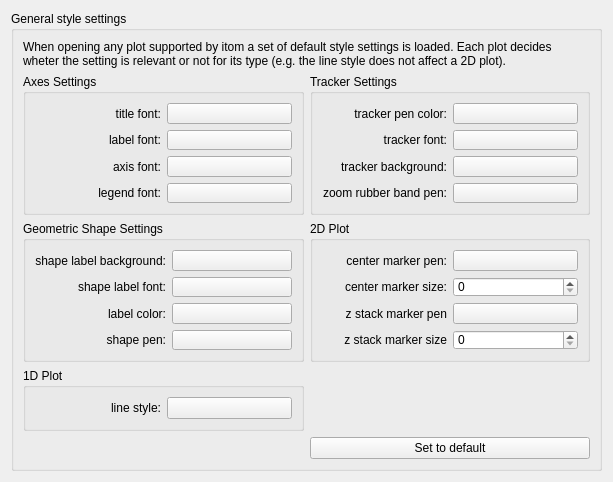
Old version of the form Qitom/ui/widgetPropGeneralPlotSettings.ui in the repository itom-project/itom.
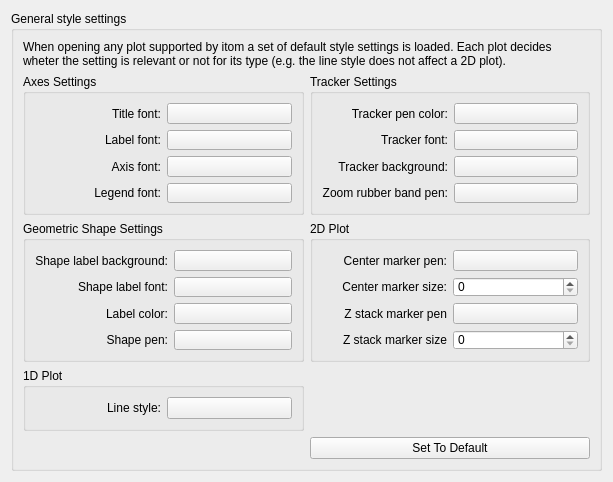
New version of the form. Custom widgets are drawn as their Qt base class.

What changed in the file:
```diff
--- a/Qitom/ui/widgetPropGeneralPlotSettings.ui
+++ b/Qitom/ui/widgetPropGeneralPlotSettings.ui
@@ -7,7 +7,7 @@
     <x>0</x>
     <y>0</y>
     <width>613</width>
-    <height>457</height>
+    <height>467</height>
    </rect>
   </property>
   <property name="windowTitle">
@@ -55,7 +55,7 @@
          <item row="2" column="0">
           <widget class="QLabel" name="label_8">
            <property name="text">
-            <string>tracker background:</string>
+            <string>Tracker background:</string>
            </property>
            <property name="alignment">
             <set>Qt::AlignRight|Qt::AlignTrailing|Qt::AlignVCenter</set>
@@ -68,7 +68,7 @@
          <item row="0" column="0">
           <widget class="QLabel" name="label_17">
            <property name="text">
-            <string>tracker pen color:</string>
+            <string>Tracker pen color:</string>
            </property>
            <property name="alignment">
             <set>Qt::AlignRight|Qt::AlignTrailing|Qt::AlignVCenter</set>
@@ -81,7 +81,7 @@
          <item row="1" column="0">
           <widget class="QLabel" name="label_7">
            <property name="text">
-            <string>tracker font:</string>
+            <string>Tracker font:</string>
            </property>
            <property name="alignment">
             <set>Qt::AlignRight|Qt::AlignTrailing|Qt::AlignVCenter</set>
@@ -91,7 +91,7 @@
          <item row="3" column="0">
           <widget class="QLabel" name="label_5">
            <property name="text">
-            <string>zoom rubber band pen:</string>
+            <string>Zoom rubber band pen:</string>
            </property>
            <property name="alignment">
             <set>Qt::AlignRight|Qt::AlignTrailing|Qt::AlignVCenter</set>
@@ -123,7 +123,7 @@
          <item row="2" column="0">
           <widget class="QLabel" name="label_18">
            <property name="text">
-            <string>label color:</string>
+            <string>Label color:</string>
            </property>
            <property name="alignment">
             <set>Qt::AlignRight|Qt::AlignTrailing|Qt::AlignVCenter</set>
@@ -136,7 +136,7 @@
          <item row="0" column="0">
           <widget class="QLabel" name="label_16">
            <property name="text">
-            <string>shape label background:</string>
+            <string>Shape label background:</string>
            </property>
            <property name="alignment">
             <set>Qt::AlignRight|Qt::AlignTrailing|Qt::AlignVCenter</set>
@@ -146,7 +146,7 @@
          <item row="1" column="0">
           <widget class="QLabel" name="label_6">
            <property name="text">
-            <string>shape label font:</string>
+            <string>Shape label font:</string>
            </property>
            <property name="alignment">
             <set>Qt::AlignRight|Qt::AlignTrailing|Qt::AlignVCenter</set>
@@ -156,7 +156,7 @@
          <item row="3" column="0">
           <widget class="QLabel" name="label_15">
            <property name="text">
-            <string>shape pen:</string>
+            <string>Shape pen:</string>
            </property>
            <property name="alignment">
             <set>Qt::AlignRight|Qt::AlignTrailing|Qt::AlignVCenter</set>
@@ -182,7 +182,7 @@
          <item row="0" column="0">
           <widget class="QLabel" name="label_4">
            <property name="text">
-            <string>line style:</string>
+            <string>Line style:</string>
            </property>
            <property name="alignment">
             <set>Qt::AlignRight|Qt::AlignTrailing|Qt::AlignVCenter</set>
@@ -215,7 +215,7 @@
          <item row="2" column="0">
           <widget class="QLabel" name="label_13">
            <property name="text">
-            <string>z stack marker pen</string>
+            <string>Z stack marker pen</string>
            </property>
            <property name="alignment">
             <set>Qt::AlignRight|Qt::AlignTrailing|Qt::AlignVCenter</set>
@@ -228,7 +228,7 @@
          <item row="3" column="0">
           <widget class="QLabel" name="label_14">
            <property name="text">
-            <string>z stack marker size</string>
+            <string>Z stack marker size</string>
            </property>
            <property name="alignment">
             <set>Qt::AlignRight|Qt::AlignTrailing|Qt::AlignVCenter</set>
@@ -248,7 +248,7 @@
          <item row="1" column="0">
           <widget class="QLabel" name="label_10">
            <property name="text">
-            <string>center marker size:</string>
+            <string>Center marker size:</string>
            </property>
            <property name="alignment">
             <set>Qt::AlignRight|Qt::AlignTrailing|Qt::AlignVCenter</set>
@@ -258,7 +258,7 @@
          <item row="0" column="0">
           <widget class="QLabel" name="label_9">
            <property name="text">
-            <string>center marker pen:</string>
+            <string>Center marker pen:</string>
            </property>
            <property name="alignment">
             <set>Qt::AlignRight|Qt::AlignTrailing|Qt::AlignVCenter</set>
@@ -277,7 +277,7 @@
          <item row="1" column="0">
           <widget class="QLabel" name="label_2">
            <property name="text">
-            <string>label font:</string>
+            <string>Label font:</string>
            </property>
            <property name="alignment">
             <set>Qt::AlignRight|Qt::AlignTrailing|Qt::AlignVCenter</set>
@@ -290,7 +290,7 @@
          <item row="0" column="0">
           <widget class="QLabel" name="label">
            <property name="text">
-            <string>title font:</string>
+            <string>Title font:</string>
            </property>
            <property name="alignment">
             <set>Qt::AlignRight|Qt::AlignTrailing|Qt::AlignVCenter</set>
@@ -303,7 +303,7 @@
          <item row="2" column="0">
           <widget class="QLabel" name="label_3">
            <property name="text">
-            <string>axis font:</string>
+            <string>Axis font:</string>
            </property>
            <property name="alignment">
             <set>Qt::AlignRight|Qt::AlignTrailing|Qt::AlignVCenter</set>
@@ -316,7 +316,7 @@
          <item row="3" column="0">
           <widget class="QLabel" name="label_11">
            <property name="text">
-            <string>legend font:</string>
+            <string>Legend font:</string>
            </property>
            <property name="alignment">
             <set>Qt::AlignRight|Qt::AlignTrailing|Qt::AlignVCenter</set>
@@ -345,7 +345,7 @@
       <item row="4" column="1">
        <widget class="QPushButton" name="defaultBtn">
         <property name="text">
-         <string>Set to default</string>
+         <string>Set To Default</string>
         </property>
        </widget>
       </item>
```
